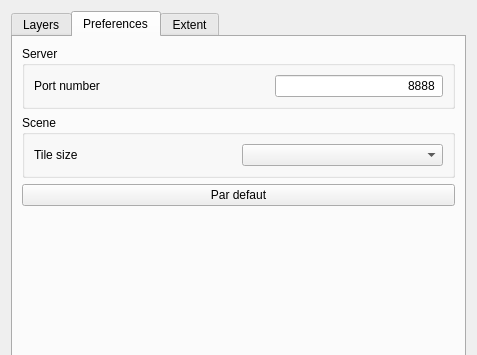
This is ui_vizitown.ui in vongoethe/vizitown_plugin as Qt 5 draws it before an edit; both pictures show x 0 to 477 and y 0 to 355 of the 477 by 579 pixel window. The edited form follows.
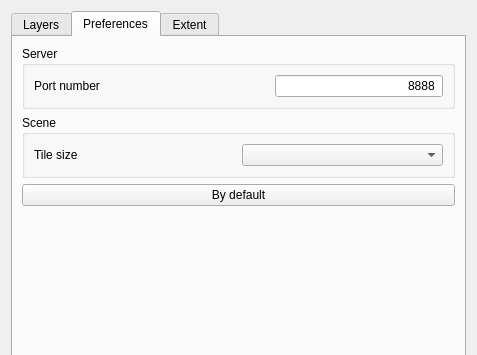
This is the edited form. The open tabs and pages were chosen to show the change. Icons and pictures are not drawn.

Commit message: Translate in english the button default

```diff
--- a/ui_vizitown.ui
+++ b/ui_vizitown.ui
@@ -187,7 +187,7 @@
        <item row="2" column="0">
         <widget class="QPushButton" name="but_defaut">
          <property name="text">
-          <string>Par defaut</string>
+          <string>By default</string>
          </property>
         </widget>
        </item>
```
The commit also changes 1 other file.
